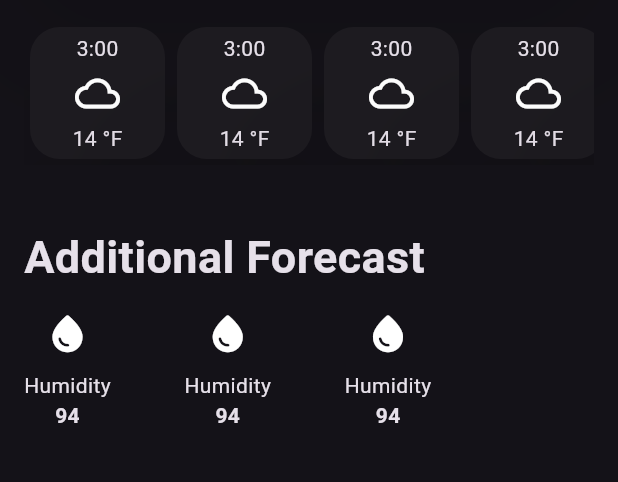
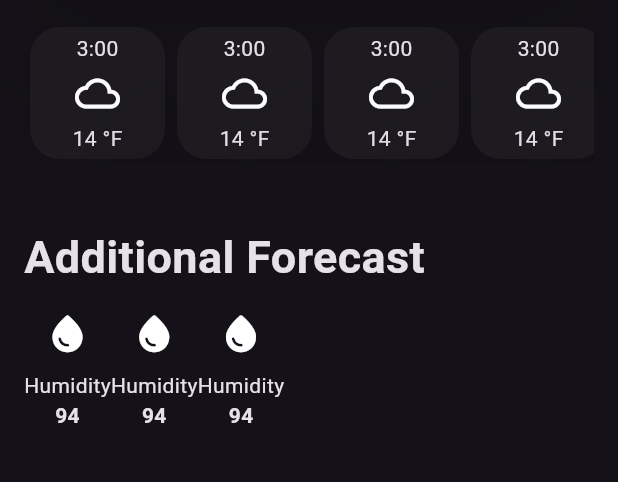
Before and after one commit to samrocks03/LearningFlutter, a Flutter app: the screen it shows after launch, on a phone screen of 412 x 824 dp, the part 495-977 px from its top. Run offline on Flutter 3.47's test engine with Material 2 defaults, Android fonts, the phone set to English and light mode, and no system bars.

Commit message:
Removed sizedBox from additional Forecast

```diff
--- a/weather_apk/lib/screen.dart
+++ b/weather_apk/lib/screen.dart
@@ -145,11 +145,7 @@ class WeatherApp extends StatelessWidget {
               children: [
                     AdditionalInformationCard(),
 
-                    SizedBox(width: 49),
-
                     AdditionalInformationCard(),
-
-                    SizedBox(width: 49),
 
                     AdditionalInformationCard(),
                 ],
```
